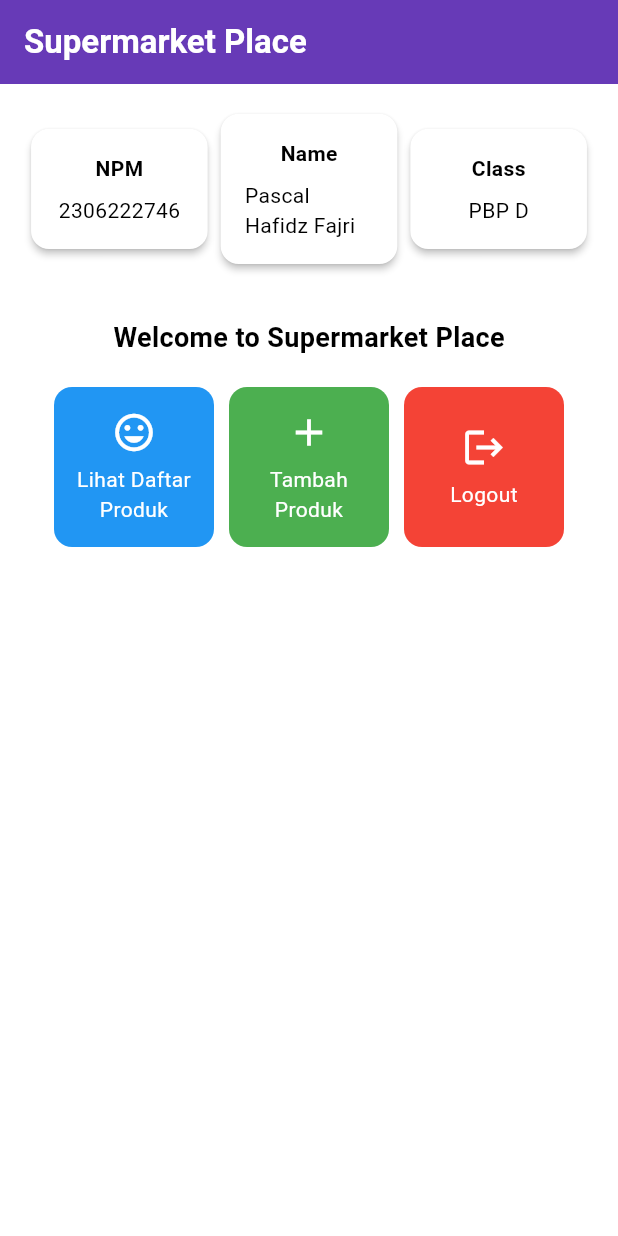
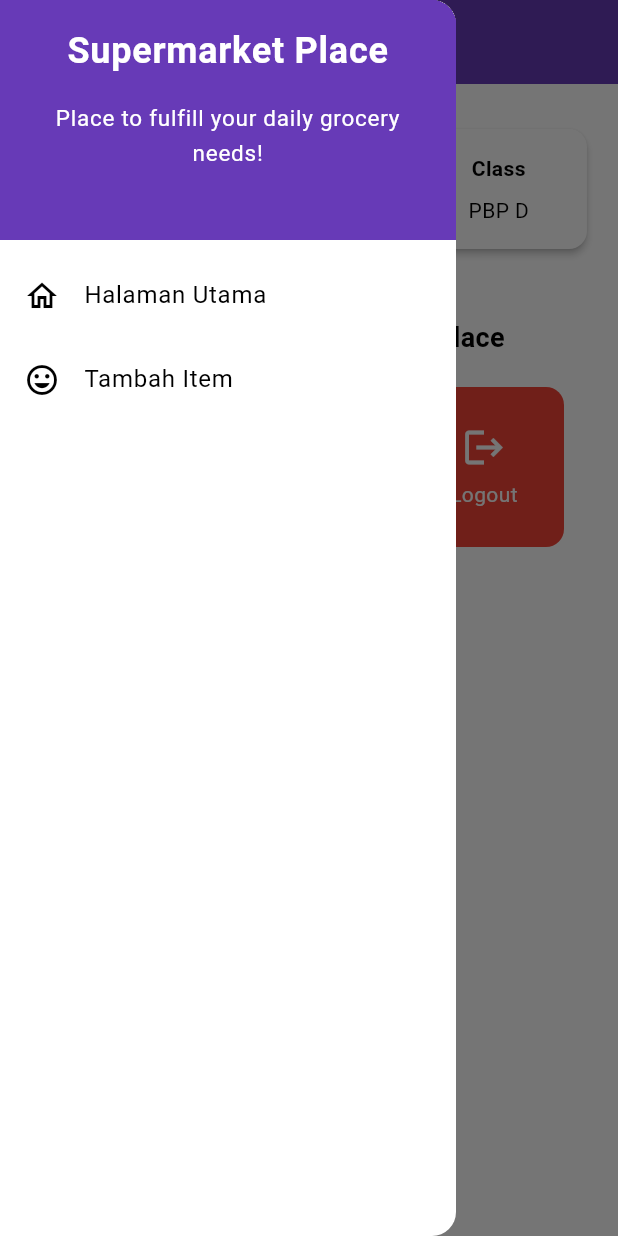
Before and after one commit to Scallss/supermarket-place-mobile, a Flutter app: the screen it shows after launch, with the side drawer open (before the commit the screen has no drawer), on a phone screen of 412 x 824 dp. Run offline on Flutter 3.47's test engine with Material 3 defaults, Android fonts, the phone set to English and light mode, and no system bars.

Commit message:
Finished Tugas 08

```diff
--- a/lib/main.dart
+++ b/lib/main.dart
@@ -1,5 +1,5 @@
 import 'package:flutter/material.dart';
-import 'package:supermarket_place/menu.dart';
+import 'package:supermarket_place/screens/menu.dart';
 
 void main() {
   runApp(const MyApp());
--- a/lib/menu.dart
+++ b/lib/screens/menu.dart
@@ -1,4 +1,6 @@
 import 'package:flutter/material.dart';
+import 'package:supermarket_place/widgets/left_drawer.dart';
+import 'package:supermarket_place/widgets/product_card.dart';
 
 class MyHomePage extends StatelessWidget {
   MyHomePage({super.key});
@@ -36,6 +38,8 @@
         // Warna latar belakang AppBar diambil dari skema warna tema aplikasi.
         backgroundColor: Theme.of(context).colorScheme.primary,
       ),
+
+      drawer: const LeftDrawer(),
       // Body halaman dengan padding di sekelilingnya.
       body: Padding(
         padding: const EdgeInsets.all(16.0),
@@ -134,65 +138,3 @@
     );
   }
 }
-
-class ItemHomepage {
-    final String name;
-    final IconData icon;
-
-    ItemHomepage(this.name, this.icon);
-}
-
-class ItemCard extends StatelessWidget {
-  // Menampilkan kartu dengan ikon dan nama.
-
-  final ItemHomepage item;
-  final Color color;
-
-  const ItemCard({super.key, required this.item, required this.color});
-
-  @override
-  Widget build(BuildContext context) {
-    return Material(
-      // Menentukan warna latar belakang dari tema aplikasi.
-      color: color,
-      // Membuat sudut kartu melengkung.
-      borderRadius: BorderRadius.circular(12),
-
-      child: InkWell(
-        // Aksi ketika kartu ditekan.
-        onTap: () {
-          // Menampilkan pesan SnackBar saat kartu ditekan.
-          ScaffoldMessenger.of(context)
-            ..hideCurrentSnackBar()
-            ..showSnackBar(
-              SnackBar(content: Text("Kamu telah menekan tombol ${item.name}!"))
-            );
-        },
-        // Container untuk menyimpan Icon dan Text
-        child: Container(
-          padding: const EdgeInsets.all(8),
-          child: Center(
-            child: Column(
-              // Menyusun ikon dan teks di tengah kartu.
-              mainAxisAlignment: MainAxisAlignment.center,
-              children: [
-                Icon(
-                  item.icon,
-                  color: Colors.white,
-                  size: 30.0,
-                ),
-                const Padding(padding: EdgeInsets.all(3)),
-                Text(
-                  item.name,
-                  textAlign: TextAlign.center,
-                  style: const TextStyle(color: Colors.white),
-                ),
-              ],
-            ),
-          ),
-        ),
-      ),
-    );
-  }
-
-}
--- /dev/null
+++ b/lib/widgets/left_drawer.dart
@@ -0,0 +1,68 @@
+import 'package:flutter/material.dart';
+import 'package:supermarket_place/screens/menu.dart';
+import 'package:supermarket_place/screens/productentry_form.dart';
+
+class LeftDrawer extends StatelessWidget {
+  const LeftDrawer({super.key});
+
+  @override
+  Widget build(BuildContext context) {
+    return Drawer(
+      child: ListView(
+        children: [
+          DrawerHeader(
+            decoration: BoxDecoration(
+              color: Theme.of(context).colorScheme.primary,
+            ),
+            child: const Column(
+              children: [
+                Text(
+                  'Supermarket Place',
+                  textAlign: TextAlign.center,
+                  style: TextStyle(
+                    fontSize: 24,
+                    fontWeight: FontWeight.bold,
+                    color: Colors.white,
+                  ),
+                ),
+                Padding(padding: EdgeInsets.all(8)),
+                Text(
+                  "Place to fulfill your daily grocery needs!",
+                  textAlign: TextAlign.center,
+                  style: TextStyle(
+                    fontSize: 15,
+                    color: Colors.white,
+                  )
+                ),
+              ],
+            ),
+          ),
+            ListTile(
+              leading: const Icon(Icons.home_outlined),
+              title: const Text('Halaman Utama'),
+              // Bagian redirection ke MyHomePage
+              onTap: () {
+                Navigator.pushReplacement(
+                    context,
+                    MaterialPageRoute(
+                      builder: (context) => MyHomePage(),
+                    ));
+              },
+            ),
+            ListTile(
+              leading: const Icon(Icons.mood),
+              title: const Text('Tambah Item'),
+              // Bagian redirection ke Tambah Produk
+              onTap: () {
+                Navigator.pushReplacement(
+                    context,
+                    MaterialPageRoute(
+                      builder: (context) => const ProductEntryFormPage(),
+                    ));
+              },
+            ),
+        ],
+      ),
+    );
+  }
+}
--- /dev/null
+++ b/lib/widgets/product_card.dart
@@ -0,0 +1,71 @@
+import 'package:flutter/material.dart';
+import 'package:supermarket_place/screens/productentry_form.dart';
+
+class ItemHomepage {
+    final String name;
+    final IconData icon;
+
+    ItemHomepage(this.name, this.icon);
+}
+
+class ItemCard extends StatelessWidget {
+  // Menampilkan kartu dengan ikon dan nama.
+  final ItemHomepage item;
+  final Color color;
+
+  const ItemCard({super.key, required this.item, required this.color});
+
+  @override
+  Widget build(BuildContext context) {
+    return Material(
+      // Menentukan warna latar belakang dari tema aplikasi.
+      color: color,
+      // Membuat sudut kartu melengkung.
+      borderRadius: BorderRadius.circular(12),
+
+      child: InkWell(
+        // Aksi ketika kartu ditekan.
+        onTap: () {
+          // Menampilkan pesan SnackBar saat kartu ditekan.
+          ScaffoldMessenger.of(context)
+            ..hideCurrentSnackBar()
+            ..showSnackBar(
+              SnackBar(content: Text("Kamu telah menekan tombol ${item.name}!"))
+            );
+            // Navigate ke route yang sesuai (tergantung jenis tombol)
+          if (item.name == "Tambah Produk") {
+            Navigator.push(
+              context,
+              MaterialPageRoute(
+                builder: (context) => const ProductEntryFormPage(),
+              ));
+          }
+        },
+        // Container untuk menyimpan Icon dan Text
+        child: Container(
+          padding: const EdgeInsets.all(8),
+          child: Center(
+            child: Column(
+              // Menyusun ikon dan teks di tengah kartu.
+              mainAxisAlignment: MainAxisAlignment.center,
+              children: [
+                Icon(
+                  item.icon,
+                  color: Colors.white,
+                  size: 30.0,
+                ),
+                const Padding(padding: EdgeInsets.all(3)),
+                Text(
+                  item.name,
+                  textAlign: TextAlign.center,
+                  style: const TextStyle(color: Colors.white),
+                ),
+              ],
+            ),
+          ),
+        ),
+      ),
+    );
+  }
+
+}
```
Also changed, not shown: lib/screens/productentry_form.dart (added, +164 -0 lines).
